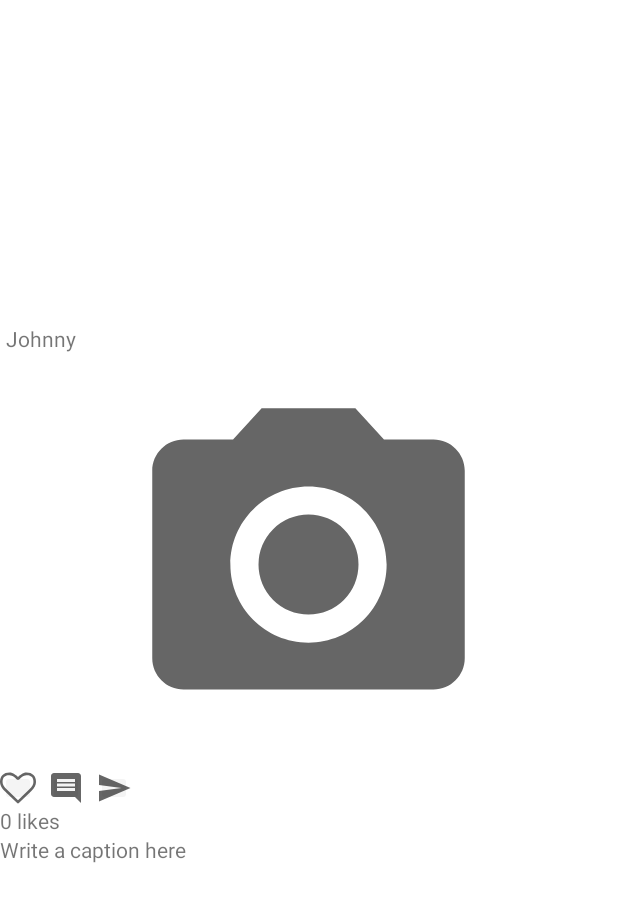
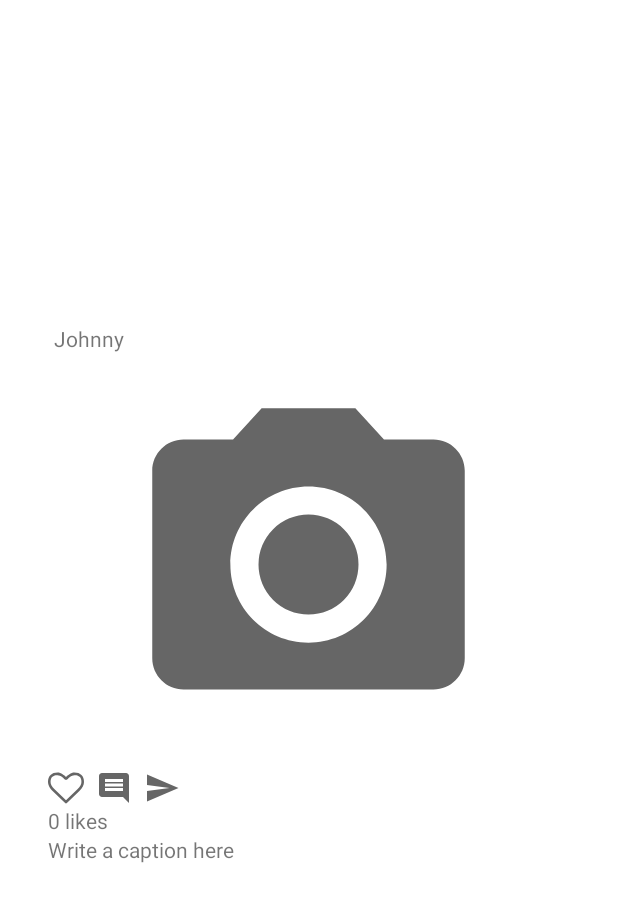
Before and after one commit to BigBoi077/Shareparks, an Android app: the layout single_post_fragment.xml on its own in the app's theme, with its tools: preview values and no code run, on a phone screen of 412 x 824 dp. Shown: the top 902 px of the screen. Run offline under Robolectric (Android 15) with nearby library versions, the phone set to English and light mode, and no system bars.

```diff
--- a/app/src/main/java/cegepst/example/shareparks/views/CreatePostFragment.java
+++ b/app/src/main/java/cegepst/example/shareparks/views/CreatePostFragment.java
@@ -48,7 +48,7 @@ public class CreatePostFragment extends Fragment {
         post.setAuthor(author);
         post.setImage(image);
         post.setCaption(caption);
-        post.setNbrLikes(new Random().nextInt());
+        post.setNbrLikes(new Random().nextInt(10000));
         return post;
     }
 
--- a/app/src/main/java/cegepst/example/shareparks/views/FeedFragment.java
+++ b/app/src/main/java/cegepst/example/shareparks/views/FeedFragment.java
@@ -14,7 +14,6 @@ import cegepst.example.shareparks.R;
 public class FeedFragment extends Fragment {
 
     public static FeedFragment newInstance() {
-        Bundle args = new Bundle();
         FeedFragment feedFragment = new FeedFragment();
         return feedFragment;
     }
--- a/app/src/main/res/layout/single_post_fragment.xml
+++ b/app/src/main/res/layout/single_post_fragment.xml
@@ -3,6 +3,7 @@
     android:layout_width="match_parent"
     android:layout_height="400dp"
     android:layout_gravity="center"
+    android:layout_margin="32dp"
     android:orientation="vertical">
 
     <TextView
@@ -30,21 +31,21 @@
             android:layout_width="24dp"
             android:layout_height="24dp"
             android:layout_marginRight="8dp"
-            android:backgroundTint="@color/WildSand"
+            android:backgroundTint="@android:color/white"
             android:src="@drawable/ic_heart" />
 
         <ImageButton
             android:layout_width="24dp"
             android:layout_height="24dp"
             android:layout_marginRight="8dp"
-            android:backgroundTint="@color/WildSand"
+            android:backgroundTint="@android:color/white"
             android:src="@drawable/ic_comment" />
 
         <ImageButton
             android:layout_width="24dp"
             android:layout_height="24dp"
             android:layout_marginRight="8dp"
-            android:backgroundTint="@color/WildSand"
+            android:backgroundTint="@android:color/white"
             android:src="@drawable/ic_send" />
     </LinearLayout>
 
```
Also changed, not shown: app/src/main/java/cegepst/example/shareparks/views/MainActivity.java (+49 -5 lines).
